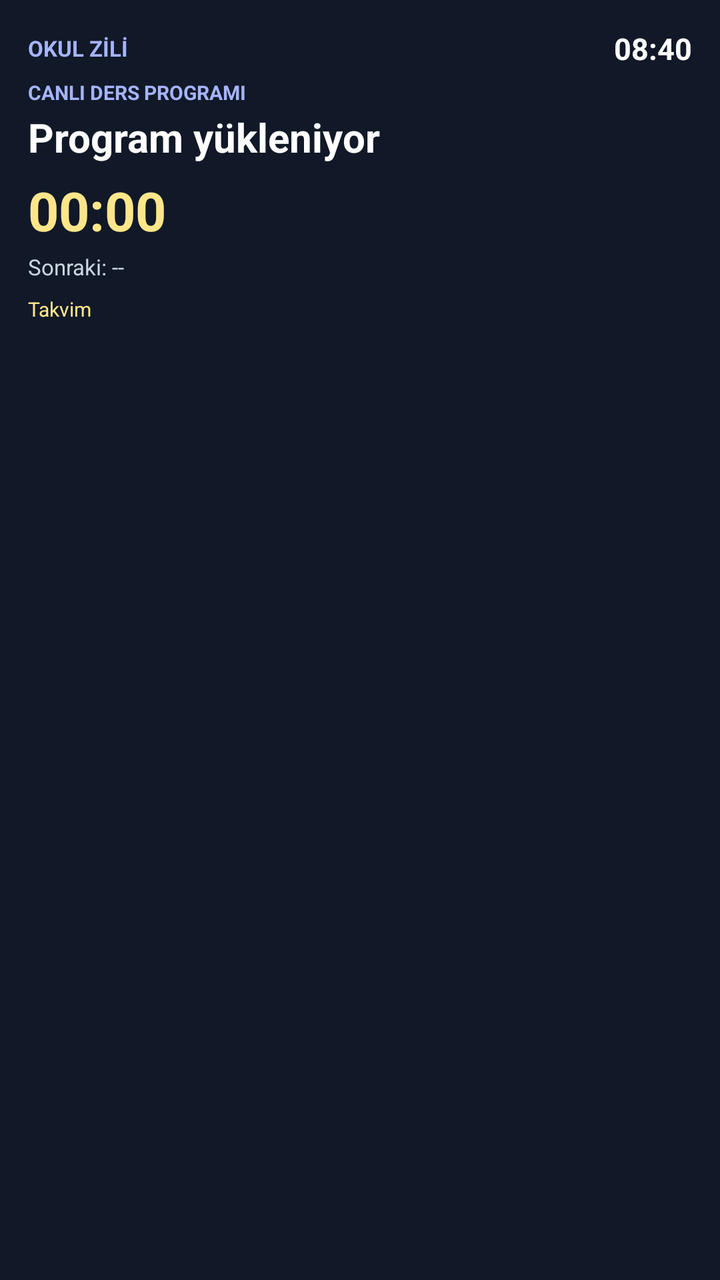
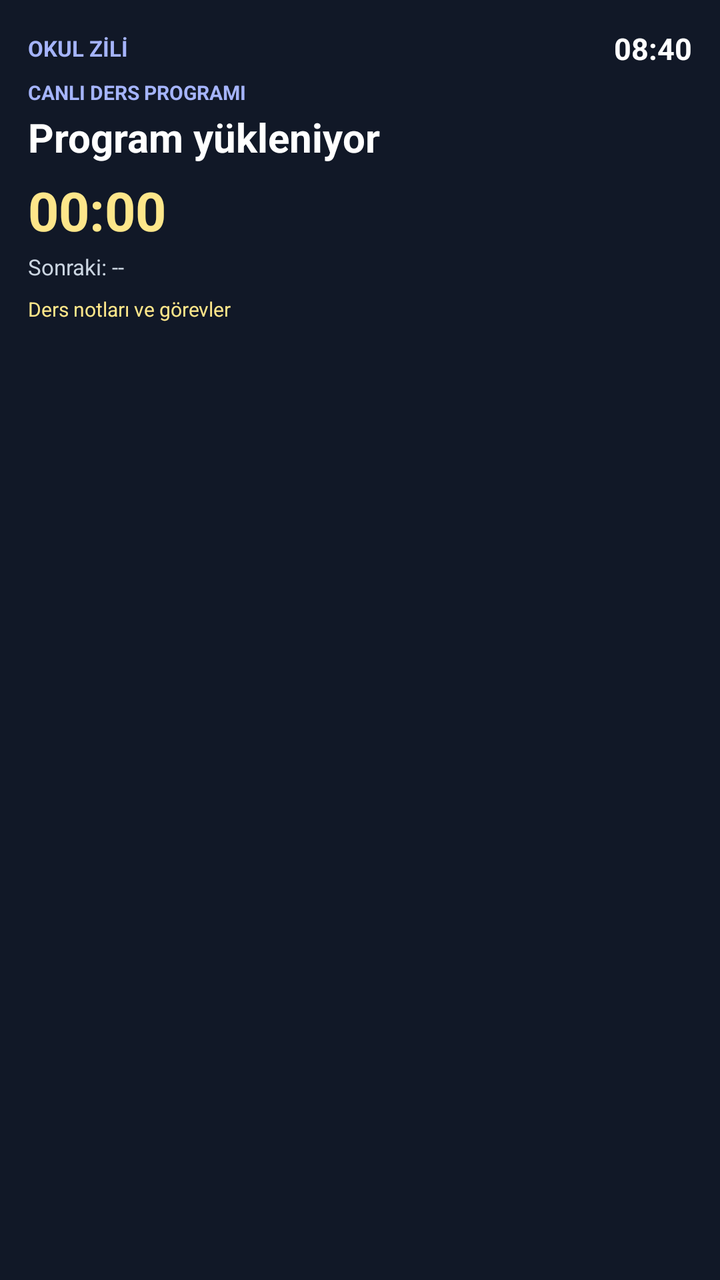

An Android layout rendered at two revisions. The XML below is the earlier revision; the diff shows what the commit changed to produce the second picture.
<!-- AndroidManifest.xml: application theme android:Theme.Material.Light.NoActionBar -->
<!-- res/layout/school_bell_widget.xml -->
<?xml version="1.0" encoding="utf-8"?>
<LinearLayout xmlns:android="http://schemas.android.com/apk/res/android"
    android:id="@+id/widget_root"
    android:layout_width="match_parent"
    android:layout_height="match_parent"
    android:orientation="vertical"
    android:padding="14dp"
    android:background="#111827">
    <LinearLayout android:layout_width="match_parent" android:layout_height="wrap_content"
        android:gravity="center_vertical" android:orientation="horizontal">
        <TextView android:id="@+id/widget_day" android:layout_width="0dp"
            android:layout_height="wrap_content" android:layout_weight="1"
            android:text="OKUL ZİLİ" android:textColor="#A5B4FC"
            android:textSize="11sp" android:textStyle="bold" />
        <TextView android:id="@+id/widget_clock" android:layout_width="wrap_content"
            android:layout_height="wrap_content" android:text="08:40"
            android:textColor="#FFFFFF" android:textSize="15sp" android:textStyle="bold" />
    </LinearLayout>
    <TextView android:id="@+id/widget_status" android:layout_width="match_parent"
        android:layout_height="wrap_content" android:layout_marginTop="5dp"
        android:text="CANLI DERS PROGRAMI" android:textColor="#A5B4FC"
        android:textSize="10sp" android:textStyle="bold" />
    <TextView android:id="@+id/widget_lesson" android:layout_width="match_parent"
        android:layout_height="wrap_content" android:layout_marginTop="2dp"
        android:text="Program yükleniyor" android:textColor="#FFFFFF"
        android:textStyle="bold" android:textSize="20sp" android:maxLines="1" />
    <Chronometer android:id="@+id/widget_countdown" android:layout_width="match_parent"
        android:layout_height="wrap_content" android:layout_marginTop="5dp"
        android:countDown="true" android:text="--:--" android:textColor="#FDE68A"
        android:textSize="27sp" android:textStyle="bold" />
    <TextView android:id="@+id/widget_next" android:layout_width="match_parent"
        android:layout_height="wrap_content" android:layout_marginTop="3dp"
        android:text="Sonraki: --" android:textColor="#CBD5E1"
        android:textSize="11sp" android:maxLines="1" />
    <TextView android:id="@+id/widget_note" android:layout_width="match_parent"
        android:layout_height="wrap_content" android:layout_marginTop="7dp"
        android:text="Takvim" android:textColor="#FDE68A"
        android:textSize="10sp" android:maxLines="2" android:ellipsize="end" />
    <TextView android:id="@+id/widget_quick_note" android:layout_width="match_parent"
        android:layout_height="0dp" android:visibility="gone"
        android:text="" />
</LinearLayout>
<!-- resources referenced by this layout -->
<resources>

</resources>

<!-- the commit's change to res/layout/school_bell_widget.xml (unified diff, before → after) -->
@@ -34,9 +34,12 @@
         android:textSize="11sp" android:maxLines="1" />
     <TextView android:id="@+id/widget_note" android:layout_width="match_parent"
         android:layout_height="wrap_content" android:layout_marginTop="7dp"
-        android:text="Takvim" android:textColor="#FDE68A"
-        android:textSize="10sp" android:maxLines="2" android:ellipsize="end" />
+        android:text="Ders notları ve görevler" android:textColor="#FDE68A"
+        android:textSize="10sp" android:maxLines="6" android:ellipsize="end" />
     <TextView android:id="@+id/widget_quick_note" android:layout_width="match_parent"
-        android:layout_height="0dp" android:visibility="gone"
-        android:text="" />
+        android:layout_height="wrap_content" android:layout_marginTop="5dp"
+        android:padding="6dp" android:background="#263449"
+        android:text="Yaklaşan takvim etkinliği" android:textColor="#A7F3D0"
+        android:textSize="10sp" android:maxLines="2" android:ellipsize="end"
+        android:visibility="gone" />
 </LinearLayout>
